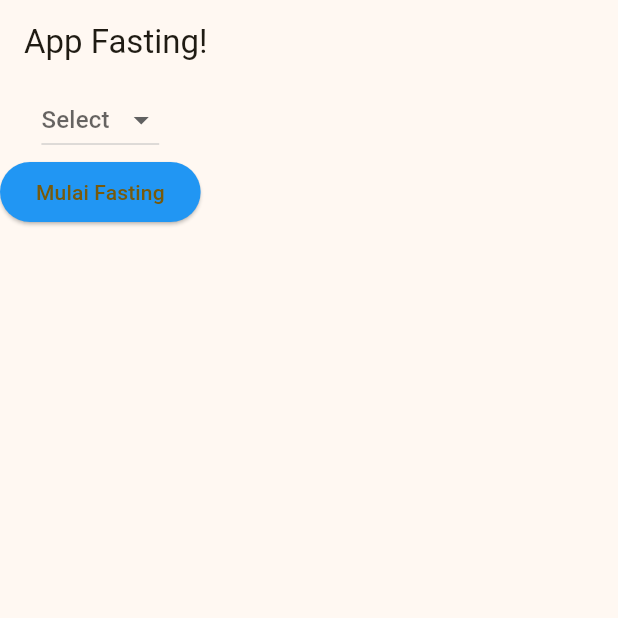
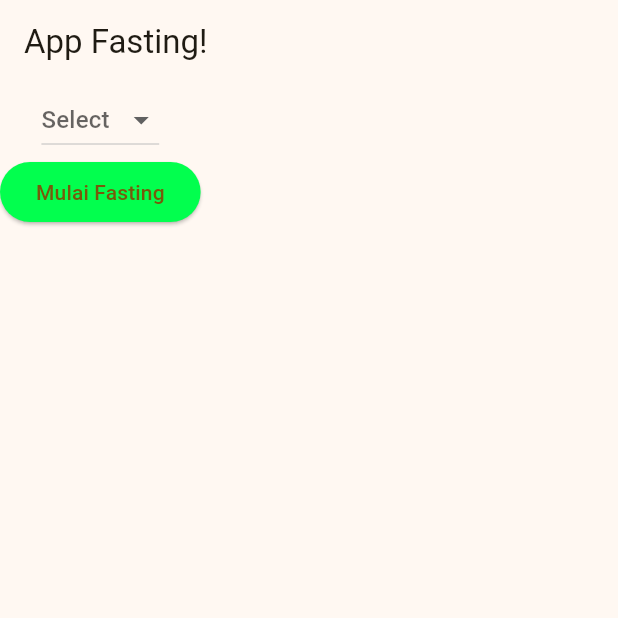
Before and after one commit to ilhamafandi21/soul-fast, a Flutter app: the screen it shows after launch, on a phone screen of 412 x 824 dp, the top half of it. Run offline on Flutter 3.47's test engine with Material 3 defaults, Android fonts, the phone set to English and light mode, and no system bars.

Commit message:
14 12 2015

```diff
--- a/lib/pages/home/home.dart
+++ b/lib/pages/home/home.dart
@@ -38,7 +38,7 @@ class _HomeState extends State<Home> {
 
               ElevatedButton(
                 style: ButtonStyle(
-                  backgroundColor: WidgetStatePropertyAll(Colors.blue),
+                  backgroundColor: WidgetStatePropertyAll(const Color.fromARGB(255, 2, 255, 78)),
                 ),
                 onPressed: (){}, child: Text('Mulai Fasting'))
             ],
```
